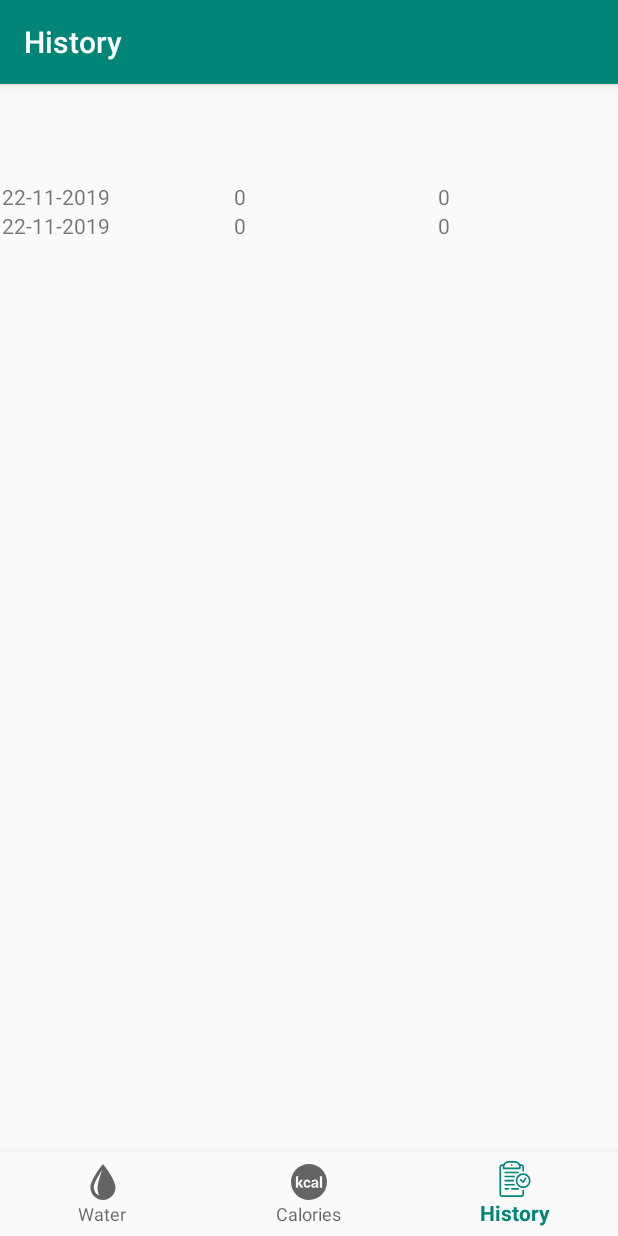
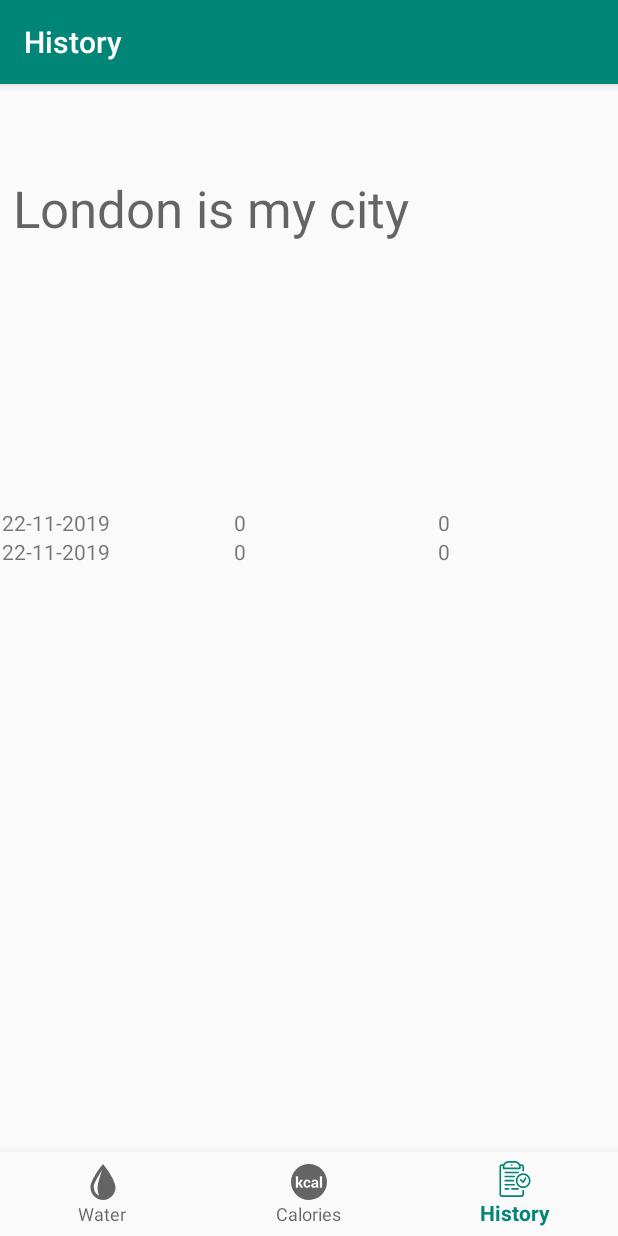
Before and after one commit to HSD112/ViaRHungry, an Android app: the HistoryFragment screen opened through its navigation route, on a phone screen of 412 x 824 dp. Run offline under Robolectric (Android 15) with nearby library versions, the phone set to English and light mode, and no system bars; our stand-ins replace Room's generated code, navigation-ui; libraries missing offline, so code that uses them is left out: com.github.jinatonic.confetti.

Commit message:
RetrofitDontFit

```diff
--- a/app/build.gradle
+++ b/app/build.gradle
@@ -36,4 +36,8 @@ dependencies {
     implementation 'com.github.jinatonic.confetti:confetti:1.1.2'
     implementation 'androidx.room:room-runtime:2.2.2'
     annotationProcessor 'androidx.room:room-compiler:2.2.2'
+
+    implementation 'com.squareup.retrofit2:retrofit:2.5.0'
+    implementation 'com.squareup.retrofit2:converter-gson:2.5.0'
+
 }
--- a/app/src/main/AndroidManifest.xml
+++ b/app/src/main/AndroidManifest.xml
@@ -1,6 +1,8 @@
 <?xml version="1.0" encoding="utf-8"?>
 <manifest xmlns:android="http://schemas.android.com/apk/res/android"
     package="com.example.viarhungry">
+
+    <uses-permission android:name="android.permission.INTERNET"/>
 
     <application
         android:allowBackup="true"
@@ -9,6 +11,8 @@
         android:roundIcon="@mipmap/water_icon"
         android:supportsRtl="true"
         android:theme="@style/AppTheme">
+
+
         <activity
             android:name=".MainActivity"
             android:label="@string/app_name">
--- /dev/null
+++ b/app/src/main/java/com/example/viarhungry/retrofit/WeatherAPIs.java
@@ -0,0 +1,14 @@
+package com.example.viarhungry.retrofit;
+
+import retrofit2.Call;
+import retrofit2.http.GET;
+import retrofit2.http.Query;
+
+public interface WeatherAPIs {
+    /*
+   Get request to fetch city weather.Takes in two parameter-city name and API key.
+   */
+    @GET("/data/2.5/weather")
+    Call< WResponse > getWeatherByCity(@Query("q") String city, @Query("appid") String apiKey);
+
+}
--- a/app/src/main/res/layout/fragment_history.xml
+++ b/app/src/main/res/layout/fragment_history.xml
@@ -9,9 +9,25 @@
     <androidx.recyclerview.widget.RecyclerView
         android:id="@+id/historyRecyclerView"
         android:layout_width="409dp"
-        android:layout_height="694dp"
+        android:layout_height="399dp"
         app:layout_constraintBottom_toBottomOf="parent"
         app:layout_constraintEnd_toEndOf="parent"
+        app:layout_constraintStart_toStartOf="parent"
+        app:layout_constraintTop_toBottomOf="@+id/weatherText"
+        app:layout_constraintVertical_bias="0.673" />
+
+    <TextView
+        android:id="@+id/weatherText"
+        android:layout_width="wrap_content"
+        android:layout_height="wrap_content"
+        android:layout_marginTop="4dp"
+        android:clickable="true"
+        android:ems="10"
+        android:onClick="onClick"
+        android:text="@string/london_is_my_city"
+        android:textAppearance="@style/TextAppearance.AppCompat.Display1"
+        app:layout_constraintEnd_toEndOf="parent"
+        app:layout_constraintHorizontal_bias="0.454"
         app:layout_constraintStart_toStartOf="parent"
         app:layout_constraintTop_toTopOf="parent" />
 
--- a/app/src/main/res/values/strings.xml
+++ b/app/src/main/res/values/strings.xml
@@ -14,4 +14,5 @@
     <string name="_0">0</string>
     <string name="caloriesTotalPartner">Calories:</string>
     <string name="date">date</string>
+    <string name="london_is_my_city">London is my city</string>
 </resources>
```
Also changed, not shown: app/src/main/java/com/example/viarhungry/retrofit/Main.java (added, +30 -0 lines), app/src/main/java/com/example/viarhungry/retrofit/NetworkClient.java (added, +24 -0 lines), app/src/main/java/com/example/viarhungry/retrofit/WResponse.java (added, +61 -0 lines), app/src/main/java/com/example/viarhungry/ui/history/HistoryFragment.java (+73 -1 lines).
